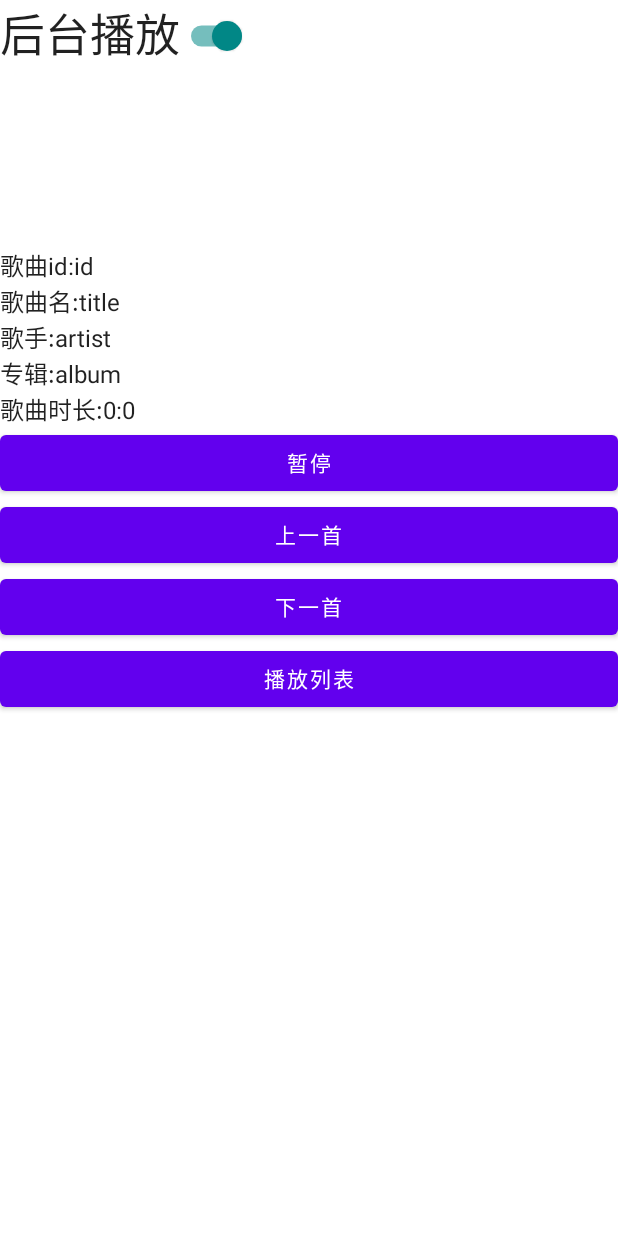
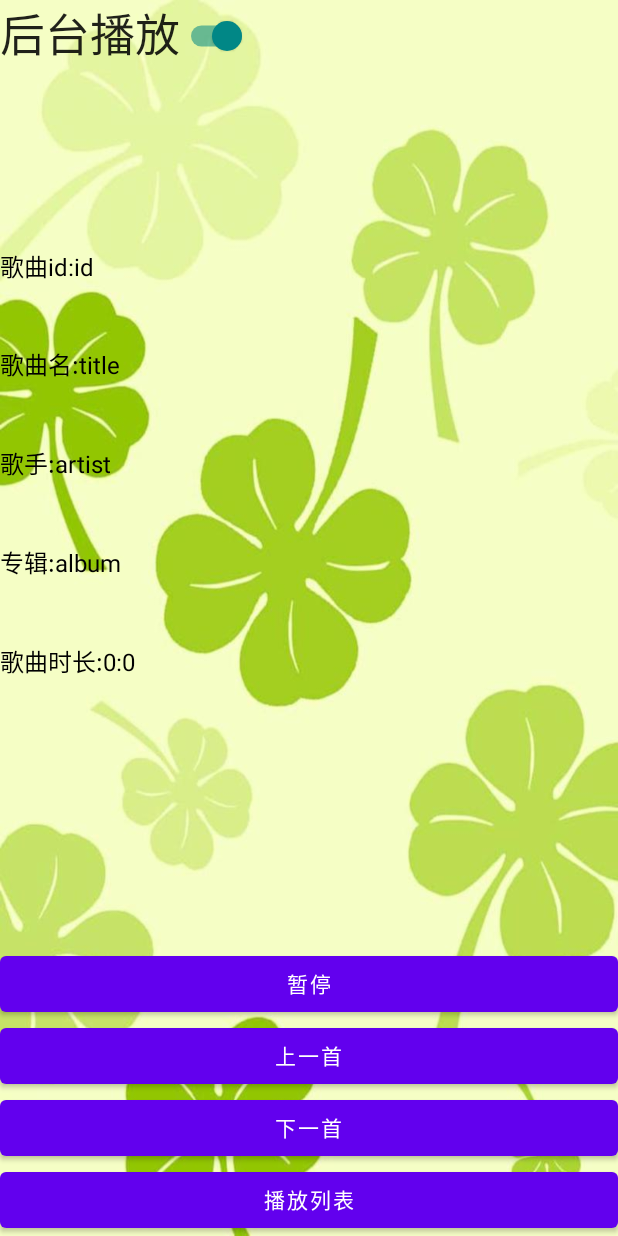
Before and after one commit to 601553812/ComposeMediaSessionPlayer, an Android app built with Jetpack Compose: the screen it shows after launch (MainActivity), on a phone screen of 412 x 824 dp. Run offline under Robolectric (Android 15) with nearby library versions, the phone set to English and light mode, and no system bars; our stand-ins replace livedata-compose; network calls fail.

Commit message:
Add Notification and change Notification icon and launcher icon , app name etc.

```diff
--- a/app/build.gradle
+++ b/app/build.gradle
@@ -43,6 +43,7 @@ android {
             excludes += '/META-INF/{AL2.0,LGPL2.1}'
         }
     }
+    namespace 'com.pxh.composemediasessionplayer'
 }
 
 dependencies {
--- a/app/src/main/AndroidManifest.xml
+++ b/app/src/main/AndroidManifest.xml
@@ -1,7 +1,6 @@
 <?xml version="1.0" encoding="utf-8"?>
 <manifest xmlns:android="http://schemas.android.com/apk/res/android"
-    xmlns:tools="http://schemas.android.com/tools"
-    package="com.pxh.composemediasessionplayer">
+    xmlns:tools="http://schemas.android.com/tools">
     <uses-permission android:name="android.permission.POST_NOTIFICATIONS"/>
     <uses-permission android:name="android.permission.READ_EXTERNAL_STORAGE" />
     <uses-permission android:name="android.permission.FOREGROUND_SERVICE" />
@@ -10,7 +9,7 @@
         android:allowBackup="true"
         android:dataExtractionRules="@xml/data_extraction_rules"
         android:fullBackupContent="@xml/backup_rules"
-        android:icon="@mipmap/ic_launcher"
+        android:icon="@mipmap/zero"
         android:label="@string/app_name"
         android:roundIcon="@mipmap/ic_launcher_round"
         android:supportsRtl="true"
@@ -20,6 +19,7 @@
             android:name=".view.MainActivity"
             android:exported="true"
             android:label="@string/app_name"
+            android:launchMode="singleInstance"
             android:theme="@style/Theme.ComposeMediaSessionPlayer">
             <intent-filter>
                 <action android:name="android.intent.action.MAIN" />
--- a/app/src/main/java/com/pxh/composemediasessionplayer/view/MainActivity.kt
+++ b/app/src/main/java/com/pxh/composemediasessionplayer/view/MainActivity.kt
@@ -13,6 +13,7 @@ import android.util.Log
 import androidx.activity.ComponentActivity
 import androidx.activity.compose.setContent
 import androidx.annotation.RequiresApi
+import androidx.compose.foundation.Image
 import androidx.compose.foundation.clickable
 import androidx.compose.foundation.layout.*
 import androidx.compose.foundation.lazy.LazyColumn
@@ -22,7 +23,11 @@ import androidx.compose.runtime.Composable
 import androidx.compose.runtime.livedata.observeAsState
 import androidx.compose.runtime.mutableStateOf
 import androidx.compose.runtime.remember
+import androidx.compose.ui.Alignment
 import androidx.compose.ui.Modifier
+import androidx.compose.ui.graphics.Color
+import androidx.compose.ui.layout.ContentScale.Companion.FillBounds
+import androidx.compose.ui.res.painterResource
 import androidx.compose.ui.text.style.TextAlign
 import androidx.compose.ui.tooling.preview.Preview
 import androidx.compose.ui.unit.dp
@@ -32,12 +37,14 @@ import androidx.navigation.NavController
 import androidx.navigation.compose.NavHost
 import androidx.navigation.compose.composable
 import androidx.navigation.compose.rememberNavController
+import com.pxh.composemediasessionplayer.R
 import com.pxh.composemediasessionplayer.model.SongBean
 import com.pxh.composemediasessionplayer.service.MyService
 import com.pxh.composemediasessionplayer.ui.theme.ComposeMediaSessionPlayerTheme
 import com.pxh.composemediasessionplayer.util.Util
 import com.pxh.composemediasessionplayer.viewModel.MyViewModel
-private const val TAG  = "MainActivity"
+
+private const val TAG = "MainActivity"
 
 class MainActivity : ComponentActivity() {
     private val connectionCallbacks = object : MediaBrowserCompat.ConnectionCallback() {
@@ -59,7 +66,6 @@ class MainActivity : ComponentActivity() {
                 MediaControllerCompat(this@MainActivity, myViewModel.mediaBrowser.sessionToken)
             // Finish building the UI
             buildTransportControls()
-
         }
 
         override fun onConnectionSuspended() {
@@ -71,13 +77,13 @@ class MainActivity : ComponentActivity() {
         }
     }
     private lateinit var myViewModel: MyViewModel
-//
 
 
     @RequiresApi(Build.VERSION_CODES.O)
     override fun onCreate(savedInstanceState: Bundle?) {
+        if (!::myViewModel.isInitialized) {
+            Log.e(TAG,"onCreate::isNotInit")
             myViewModel = ViewModelProvider(this)[MyViewModel::class.java]
-
             myViewModel.mediaBrowser = MediaBrowserCompat(
                 this,
                 ComponentName(this, MyService::class.java),
@@ -88,8 +94,9 @@ class MainActivity : ComponentActivity() {
                     connect()
                 }
             }
+        }
         super.onCreate(savedInstanceState)
-        startService(Intent(this, MyService::class.java))
+        startForegroundService(Intent(this, MyService::class.java))
         Log.e(TAG, "onCreate: ")
         setContent {
             ComposeMediaSessionPlayerTheme {
@@ -145,7 +152,9 @@ class MainActivity : ComponentActivity() {
     private var controllerCallback = object : MediaControllerCompat.Callback() {
         override fun onSessionEvent(event: String?, extras: Bundle?) {
             myViewModel.songList =
-                extras?.getSerializable("list").let { it as ArrayList<SongBean> }
+                extras?.getSerializable("list").let {
+                    it as ArrayList<SongBean>
+                }
             super.onSessionEvent(event, extras)
         }
 
@@ -157,7 +166,8 @@ class MainActivity : ComponentActivity() {
                     metadata.getString(MediaMetadataCompat.METADATA_KEY_TITLE),
                     metadata.getString(MediaMetadataCompat.METADATA_KEY_ARTIST),
                     metadata.getString(MediaMetadataCompat.METADATA_KEY_ALBUM),
-                    metadata.getString(MediaMetadataCompat.METADATA_KEY_MEDIA_ID).startsWith("android.resource://com.pxh.composemediasessionplayer/")
+                    metadata.getString(MediaMetadataCompat.METADATA_KEY_MEDIA_ID)
+                        .startsWith("android.resource://com.pxh.composemediasessionplayer/")
                 ).apply {
                     length = metadata.getLong(MediaMetadataCompat.METADATA_KEY_DURATION).toInt()
                 })
@@ -198,9 +208,18 @@ fun GreetingWithStates(myViewModel: MyViewModel, controller: NavController) {
 fun Greeting(myViewModel: MyViewModel, controller: NavController) {
     val checkedState = myViewModel.backAllowed.observeAsState()
     val playState = myViewModel.playState.observeAsState()
-
-    Column(Modifier.fillMaxWidth()) {
-        Row(Modifier.fillMaxHeight(0.2f)) {
+    Box(modifier = Modifier.fillMaxSize()) {
+        Image(
+            painter = painterResource(id = R.drawable.clover),
+            contentDescription = "A background image filled with clover",
+            modifier = Modifier.fillMaxSize(),
+            contentScale = FillBounds
+        )
+        Column(
+            Modifier
+                .fillMaxWidth()
+        ) {
+            Row(modifier = Modifier.weight(0.2f)) {
                 Text(text = "后台播放", fontSize = 30.sp)
                 Switch(
                     checked = checkedState.value!!,
@@ -209,17 +228,53 @@ fun Greeting(myViewModel: MyViewModel, controller: NavController) {
                     }
                 )
             }
-        Text(text = "歌曲id:${myViewModel.song.value.id}")
-        Text(text = "歌曲名:${myViewModel.song.value.title}")
-        Text(text = "歌手:${myViewModel.song.value.artist}")
-        Text(text = "专辑:${myViewModel.song.value.album}")
-        Text(text = "歌曲时长:${myViewModel.song.value.showTime()}")
+            Column(
+                horizontalAlignment = Alignment.Start, modifier = Modifier
+                    .weight(0.4f)
+                    .fillMaxWidth()
+            ) {
+                Text(
+                    text = "歌曲id:${myViewModel.song.value.id}",
+                    modifier = Modifier.weight(1f),
+                    color = Color.Black
+                )
+                Text(
+                    text = "歌曲名:${myViewModel.song.value.title}",
+                    modifier = Modifier.weight(1f),
+                    color = Color.Black
+                )
+                Text(
+                    text = "歌手:${myViewModel.song.value.artist}",
+                    modifier = Modifier.weight(1f),
+                    color = Color.Black
+                )
+                Text(
+                    text = "专辑:${myViewModel.song.value.album}",
+                    modifier = Modifier.weight(1f),
+                    color = Color.Black
+                )
+                Text(
+                    text = "歌曲时长:${myViewModel.song.value.showTime()}",
+                    modifier = Modifier.weight(1f),
+                    color = Color.Black
+                )
+            }
+            Column(
+                modifier = Modifier
+                    .fillMaxWidth()
+                    .weight(0.4f),
+                verticalArrangement = Arrangement.Bottom
+            ) {
+
                 Button(modifier = Modifier.fillMaxWidth(),
                     onClick = {
                         if (myViewModel.playState.value!!) myViewModel.mediaController.transportControls.pause() else myViewModel.mediaController.transportControls.play()
-                Log.e(TAG, "Greeting:playState:${playState.value} ,songInfo:${myViewModel.song.value}")
+                        Log.e(
+                            TAG,
+                            "Greeting:playState:${playState.value} ,songInfo:${myViewModel.song.value}"
+                        )
                     }) {
-            Text(text = if (playState.value==true) "暂停" else "播放")
+                    Text(text = if (playState.value == true) "暂停" else "播放")
                 }
                 Button(modifier = Modifier.fillMaxWidth(),
                     onClick = {
@@ -238,6 +293,8 @@ fun Greeting(myViewModel: MyViewModel, controller: NavController) {
                         controller.navigate("list")
                     }) {
                     Text(text = "播放列表")
+                }
+            }
         }
     }
 }
--- a/app/src/main/java/com/pxh/composemediasessionplayer/viewModel/MyViewModel.kt
+++ b/app/src/main/java/com/pxh/composemediasessionplayer/viewModel/MyViewModel.kt
@@ -38,13 +38,13 @@ class MyViewModel : ViewModel() {
      * true:正在播放
      * false:暂停
      */
-    var playState = MutableLiveData<Boolean>(true)
+    var playState = MutableLiveData(true)
 
     /**
      * 是否允许背景播放.
      *
      */
-    var backAllowed = MutableLiveData<Boolean>(true)
+    var backAllowed = MutableLiveData(true)
 
     fun getSong(): SongBean {
         return song.value
--- a/app/src/main/res/values/strings.xml
+++ b/app/src/main/res/values/strings.xml
@@ -1,3 +1,3 @@
 <resources>
-    <string name="app_name">ComposeMediaSessionPlayer</string>
+    <string name="app_name">矮人播放器</string>
 </resources>
--- a/build.gradle
+++ b/build.gradle
@@ -4,8 +4,8 @@ buildscript {
     }
 }// Top-level build file where you can add configuration options common to all sub-projects/modules.
 plugins {
-    id 'com.android.application' version '7.2.1' apply false
-    id 'com.android.library' version '7.2.1' apply false
+    id 'com.android.application' version '7.3.1' apply false
+    id 'com.android.library' version '7.3.1' apply false
     id 'org.jetbrains.kotlin.android' version '1.5.31' apply false
 }
 
```
Also changed, not shown: app/src/main/java/com/pxh/composemediasessionplayer/service/MyService.kt (+132 -38 lines), app/src/main/res/drawable/clover.jpeg (added), app/src/main/res/mipmap-mdpi/zero_small.png (added), app/src/main/res/mipmap-xxxhdpi/zero.png (added), gradle/wrapper/gradle-wrapper.properties. Lines whose indentation alone changed are shown as unchanged.
